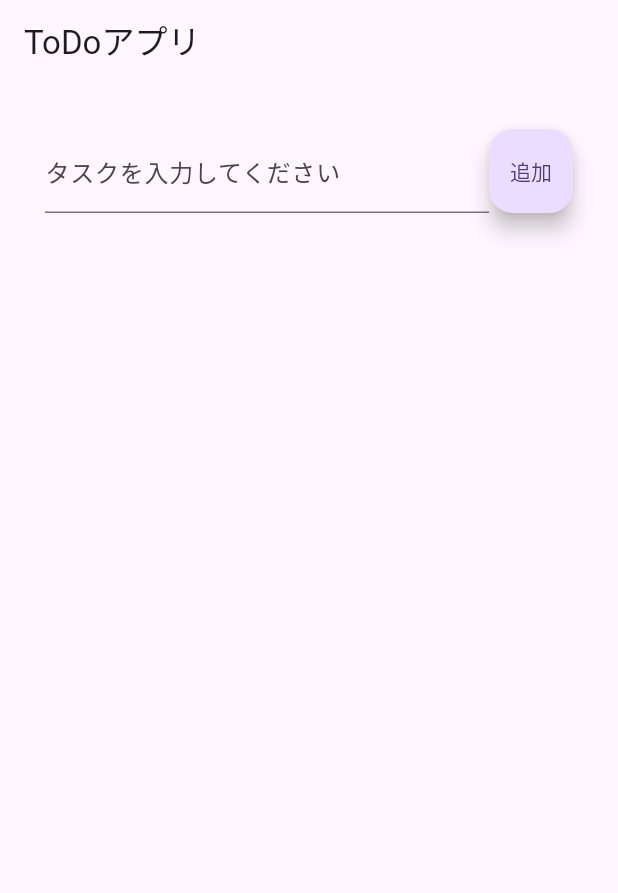
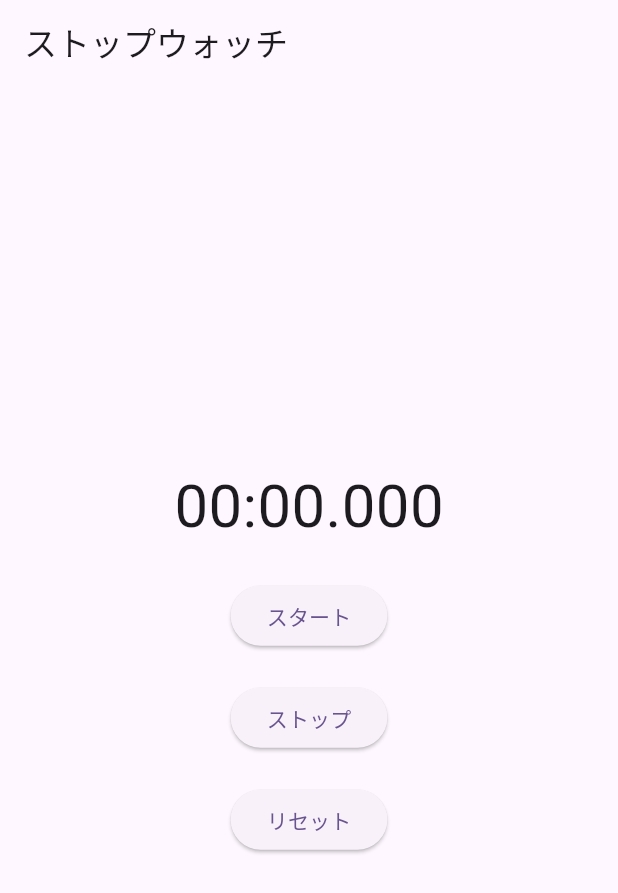
Before and after one commit to fujiki-yuya/flutter_study, a Flutter app: the screen it shows after launch, on a phone screen of 412 x 824 dp. Shown: the top 893 px of the screen. Run offline on Flutter 3.47's test engine with Material 2 defaults, Android fonts, the phone set to English and light mode, and no system bars.

Commit message:
ストップウォッチ画面レイアウト作成

```diff
--- a/lib/main.dart
+++ b/lib/main.dart
@@ -1,4 +1,4 @@
-import 'package:count_up_app/todo_app.dart';
+import 'package:count_up_app/stopwatch.dart';
 import 'package:flutter/material.dart';
 
 void main() {
@@ -18,7 +18,7 @@ class MyApp extends StatelessWidget {
         colorScheme: ColorScheme.fromSeed(seedColor: Colors.deepPurple),
         useMaterial3: true,
       ),
-      home: const TodoListScreen(),
+      home: const StopWatchScreen(),
     );
   }
 }
--- /dev/null
+++ b/lib/stopwatch.dart
@@ -0,0 +1,56 @@
+import 'package:flutter/material.dart';
+
+class StopWatchScreen extends StatefulWidget {
+  const StopWatchScreen({Key? key}) : super(key: key);
+
+  @override
+  State<StopWatchScreen> createState() => _StopWatchScreenState();
+}
+
+class _StopWatchScreenState extends State<StopWatchScreen> {
+  @override
+  Widget build(BuildContext context) {
+    return Scaffold(
+        appBar: AppBar(
+          title: const Text('ストップウォッチ'),
+        ),
+        body: Center(
+          child: Column(
+            mainAxisAlignment: MainAxisAlignment.center,
+            children: [
+              const Text(
+                '00:00.000',
+                style: TextStyle(fontSize: 40),
+              ),
+              const SizedBox(
+                height: 20,
+              ),
+              ElevatedButton(
+                onPressed: () {
+                  //スタートを押した時の処理
+                },
+                child: const Text('スタート'),
+              ),
+              const SizedBox(
+                height: 20,
+              ),
+              ElevatedButton(
+                onPressed: () {
+                  //ストップを押した時の処理
+                },
+                child: const Text('ストップ'),
+              ),
+              const SizedBox(
+                height: 20,
+              ),
+              ElevatedButton(
+                onPressed: () {
+                  //リセットを押した時の処理
+                },
+                child: const Text('リセット'),
+              ),
+            ],
+          ),
+        ));
+  }
+}
```
